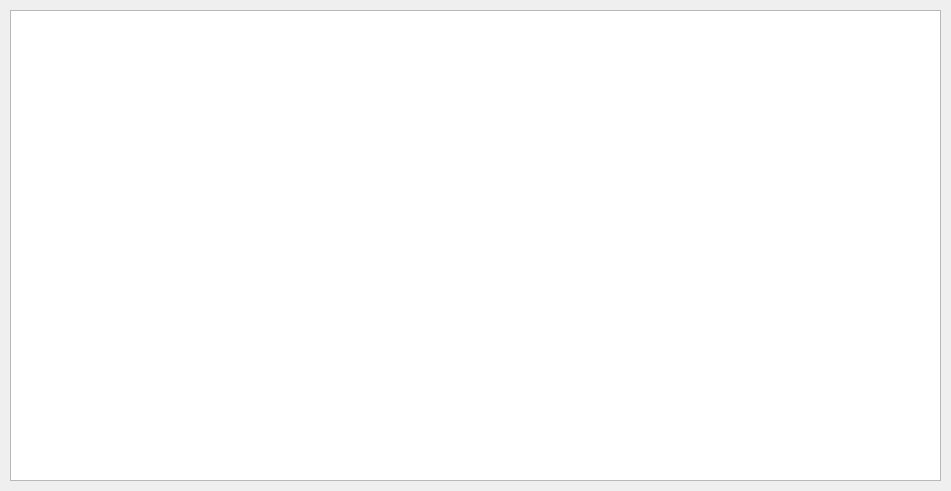
First picture: the form in main.ui, repository ddkhugaev/espresso, before the edit.
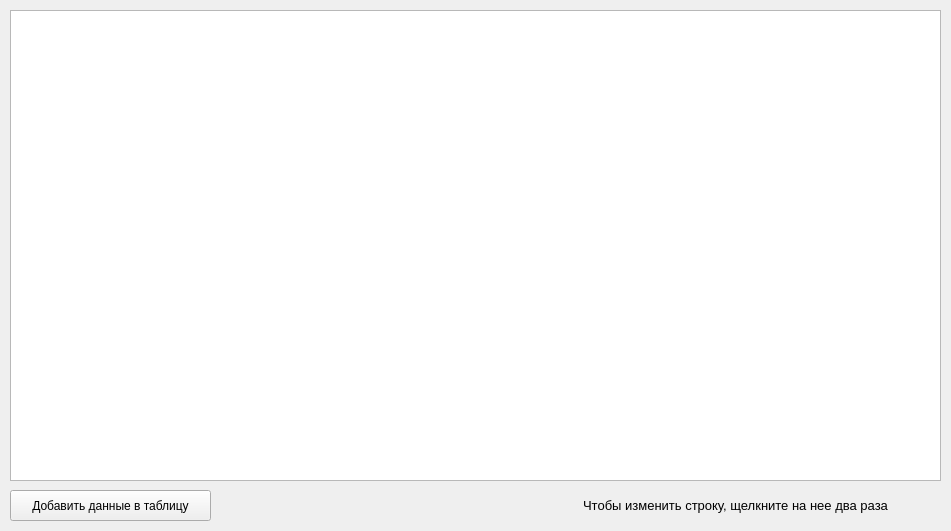
Second picture: the form after the edit.

```diff
--- a/main.ui
+++ b/main.ui
@@ -7,7 +7,7 @@
     <x>0</x>
     <y>0</y>
     <width>951</width>
-    <height>491</height>
+    <height>531</height>
    </rect>
   </property>
   <property name="windowTitle">
@@ -24,6 +24,32 @@
      </rect>
     </property>
    </widget>
+   <widget class="QPushButton" name="add_data">
+    <property name="geometry">
+     <rect>
+      <x>10</x>
+      <y>490</y>
+      <width>201</width>
+      <height>31</height>
+     </rect>
+    </property>
+    <property name="text">
+     <string>Добавить данные в таблицу</string>
+    </property>
+   </widget>
+   <widget class="QLabel" name="info">
+    <property name="geometry">
+     <rect>
+      <x>530</x>
+      <y>490</y>
+      <width>411</width>
+      <height>31</height>
+     </rect>
+    </property>
+    <property name="text">
+     <string>&lt;html&gt;&lt;head/&gt;&lt;body&gt;&lt;p align=&quot;center&quot;&gt;&lt;span style=&quot; font-size:10pt;&quot;&gt;Чтобы изменить строку, щелкните на нее два раза&lt;/span&gt;&lt;/p&gt;&lt;/body&gt;&lt;/html&gt;</string>
+    </property>
+   </widget>
   </widget>
  </widget>
  <resources/>
```
